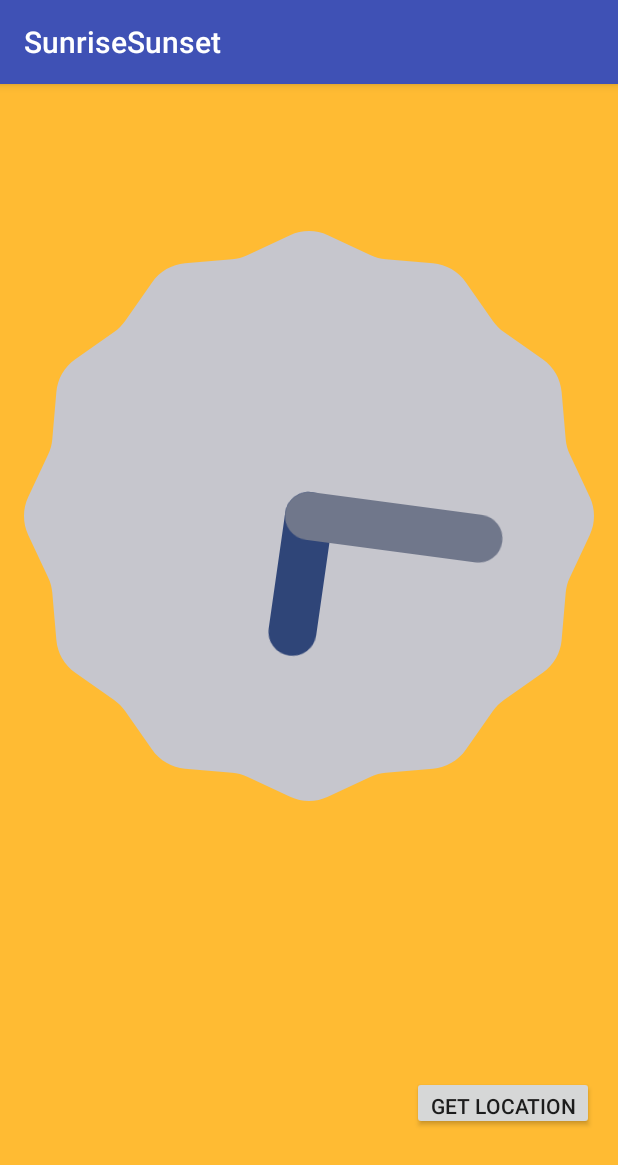
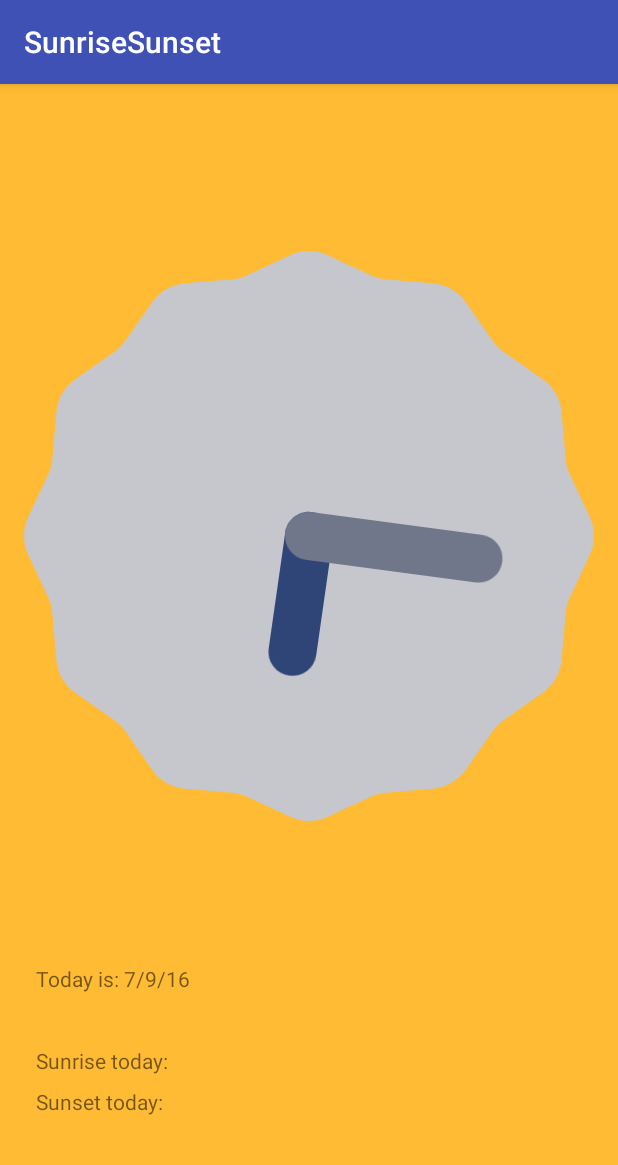
Before and after one commit to noisie74/SunriseSunset, an Android app: the screen it shows after launch (MainActivity), on a phone screen of 412 x 824 dp. Shown: the top 1165 px of the screen. Run offline under Robolectric (Android 15) with nearby library versions, the light colour scheme and no system bars; our stand-ins replace ButterKnife; libraries missing offline, so code that uses them is left out: com.luckycatlabs.sunrisesunset; 4 statements that could not run were skipped.

Commit message:
feature complete

```diff
--- a/app/src/main/java/mikhail/com/sunrisesunset/MainActivity.java
+++ b/app/src/main/java/mikhail/com/sunrisesunset/MainActivity.java
@@ -46,36 +46,28 @@ public class MainActivity extends AppCompatActivity implements
     public LocationManager mLocationManager;
 
 
-    //    @BindView(R.id.date)
-//    TextView mDate;
-//    @BindView(R.id.location)
-//    TextView mLocation;
-//    @BindView(R.id.sunrise)
-//    TextView mSunrise;
-//    @BindView(R.id.sunset)
-//    TextView mSunset;
-//    @BindView(R.id.button)
-    Button getLocationButton;
-//    GoogleMap map;
+    @BindView(R.id.date)
+    TextView mDate;
+    @BindView(R.id.location)
+    TextView mLocation;
+    @BindView(R.id.sunrise)
+    TextView mSunrise;
+    @BindView(R.id.sunset)
+    TextView mSunset;
 
-    TextView mLocation;
 
     @Override
     protected void onCreate(Bundle savedInstanceState) {
         super.onCreate(savedInstanceState);
         setContentView(R.layout.activity_main);
-//        ButterKnife.bind(this);
+        ButterKnife.bind(this);
 
 
-        mLocation = (TextView) findViewById(R.id.location);
-        getLocationButton = (Button) findViewById(R.id.button);
-
         connectGoogleApiClient();
-//        checkForLocationEnabled();
+        checkForLocationEnabled();
         getSunriseSunsetCalculator();
         getSunsetandSunrise();
         getTodaysDate();
-        clickButton();
 
     }
 
@@ -90,37 +82,37 @@ public class MainActivity extends AppCompatActivity implements
     public void getSunsetandSunrise() {
         String officialSunrise = sunriseSunsetCalculator.getOfficialSunriseForDate(Calendar.getInstance());
         String officialSunset = sunriseSunsetCalculator.getOfficialSunsetForDate(Calendar.getInstance());
-//        mSunrise.setText("Sunrise today: " + officialSunrise.toString());
-//        mSunset.setText("Sunset today: " + officialSunset);
+        mSunrise.setText("Sunrise today: " + officialSunrise.toString());
+        mSunset.setText("Sunset today: " + officialSunset);
 
     }
 
-//    public void checkForLocationEnabled() {
-//
-//        LocationManager lm = (LocationManager) getSystemService(LOCATION_SERVICE);
-//        if (!lm.isProviderEnabled(LocationManager.GPS_PROVIDER) ||
-//                !lm.isProviderEnabled(LocationManager.NETWORK_PROVIDER)) {
-//            // Build the alert dialog
-//            AlertDialog.Builder builder = new AlertDialog.Builder(this);
-//            builder.setTitle("Location Services Not Active");
-//            builder.setMessage("Please enable Location Services and GPS");
-//            builder.setPositiveButton("OK", new DialogInterface.OnClickListener() {
-//                public void onClick(DialogInterface dialogInterface, int i) {
-//                    // Show location settings when the user acknowledges the alert dialog
-//                    Intent intent = new Intent(Settings.ACTION_LOCATION_SOURCE_SETTINGS);
-//                    startActivity(intent);
-//                }
-//            });
-//            Dialog alertDialog = builder.create();
-//            alertDialog.setCanceledOnTouchOutside(false);
-//            alertDialog.show();
-//        }
-//    }
+    public void checkForLocationEnabled() {
+
+        LocationManager lm = (LocationManager) getSystemService(LOCATION_SERVICE);
+        if (!lm.isProviderEnabled(LocationManager.GPS_PROVIDER) ||
+                !lm.isProviderEnabled(LocationManager.NETWORK_PROVIDER)) {
+            // Build the alert dialog
+            AlertDialog.Builder builder = new AlertDialog.Builder(this);
+            builder.setTitle("Location Services Not Active");
+            builder.setMessage("Please enable Location Services and GPS");
+            builder.setPositiveButton("OK", new DialogInterface.OnClickListener() {
+                public void onClick(DialogInterface dialogInterface, int i) {
+                    // Show location settings when the user acknowledges the alert dialog
+                    Intent intent = new Intent(Settings.ACTION_LOCATION_SOURCE_SETTINGS);
+                    startActivity(intent);
+                }
+            });
+            Dialog alertDialog = builder.create();
+            alertDialog.setCanceledOnTouchOutside(false);
+            alertDialog.show();
+        }
+    }
 
     public void getTodaysDate() {
 
         final Calendar calendar = Calendar.getInstance();
-//        mDate.setText("Today is: " + DateFormat.getDateFormat(this).format(calendar.getTime()));
+        mDate.setText("Today is: " + DateFormat.getDateFormat(this).format(calendar.getTime()));
 
     }
 
@@ -160,18 +152,6 @@ public class MainActivity extends AppCompatActivity implements
         }
     }
 
-    public void clickButton(){
-        getLocationButton.setOnClickListener(new View.OnClickListener() {
-            @Override
-            public void onClick(View v) {
-                mLocation.setText("Your location: " + String.valueOf(mLastLocation.getLatitude())
-                        + String.valueOf(mLastLocation.getLongitude()));
-                Log.d("MainActivity", "Button clicked!");
-
-            }
-        });
-    }
-
 
     @Override
 
@@ -186,21 +166,4 @@ public class MainActivity extends AppCompatActivity implements
     }
 
 
-//    @Override
-//    public void onRequestPermissionsResult(int requestCode, String[] permissions, int[] grantResults) {
-//        super.onRequestPermissionsResult(requestCode, permissions, grantResults);
-//
-//        if (requestCode == MY_LOCATION_REQUEST_CODE) {
-//            if (permissions.length == 1 &&
-//                    permissions[0] == Manifest.permission.ACCESS_FINE_LOCATION &&
-//                    grantResults[0] == PackageManager.PERMISSION_GRANTED) {
-//                if (ContextCompat.checkSelfPermission(this, Manifest.permission.ACCESS_FINE_LOCATION) == PackageManager
-//                        .PERMISSION_GRANTED)
-//                    clickButton();
-//            } else {
-//                Toast.makeText(MainActivity.this, "No location available!", Toast.LENGTH_SHORT).show();
-//            }
-//        }
-//    }
-
 }
--- a/app/src/main/res/layout/activity_main.xml
+++ b/app/src/main/res/layout/activity_main.xml
@@ -46,12 +46,4 @@
         android:layout_width="wrap_content"
         android:layout_height="wrap_content" />
 
-    <Button
-        android:layout_width="wrap_content"
-        android:layout_height="36dp"
-        android:text="get location"
-        android:id="@+id/button"
-        android:layout_gravity="right" />
-
-
 </LinearLayout>
```
